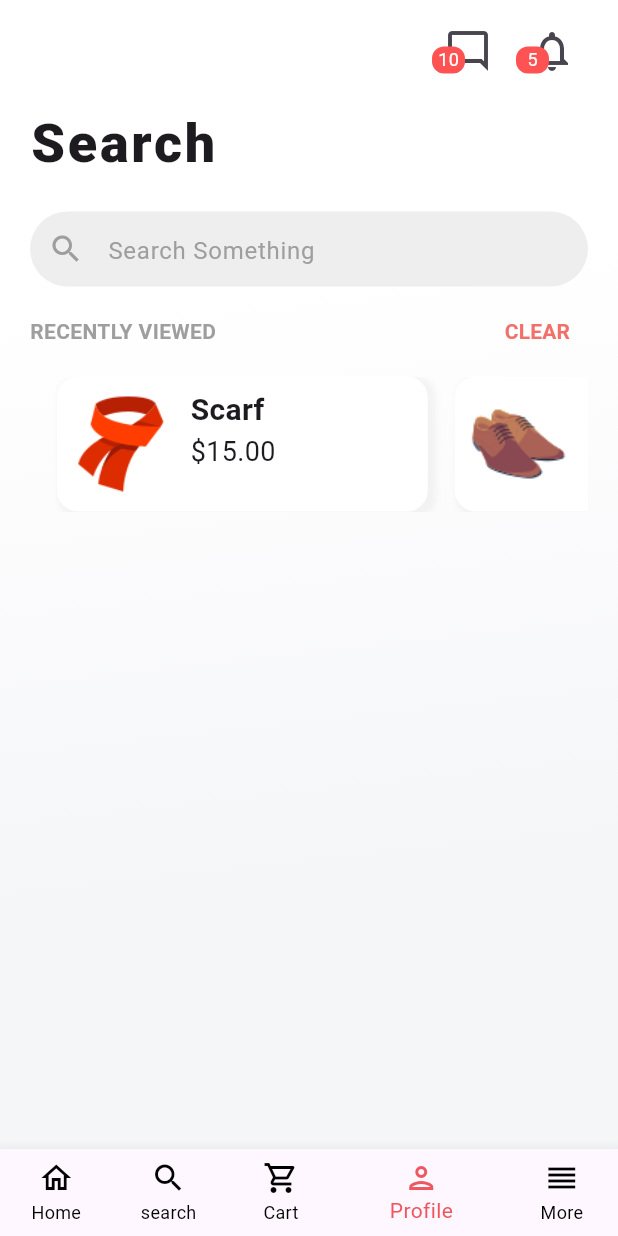
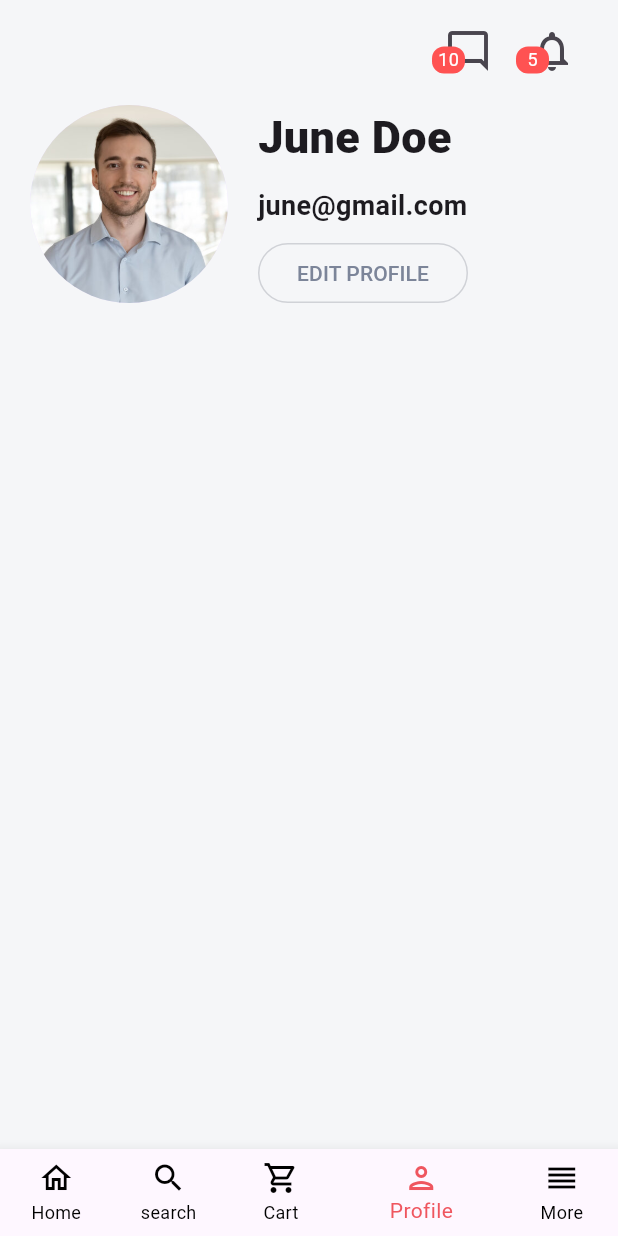
Before and after one commit to youssefhedefa/e_commerce, a Flutter app: the screen it shows after launch, item 4 of the bottom bar chosen, on a phone screen of 412 x 824 dp. Run offline on Flutter 3.47's test engine with Material 2 defaults, Android fonts, the phone set to English and light mode, and no system bars; our stand-ins replace bloc, dartz, firebase_auth, firebase_core, flutter_bloc, modal_progress_hud_nsn and 1 more; accounts and stored records are empty.

Commit message:
create profile label

```diff
--- a/lib/core/utils/my_assets.dart
+++ b/lib/core/utils/my_assets.dart
@@ -13,6 +13,7 @@ class MyAssets{
   static String scarf = 'assets/images/scarf.png';
   static String backpack = 'assets/images/backpack.png';
   static String shoes = 'assets/images/shoes.png';
+  static String profileImage = 'assets/images/profile_image.jpg';
 
 
 
--- a/lib/features/home/presentation/manager/home_cubit.dart
+++ b/lib/features/home/presentation/manager/home_cubit.dart
@@ -2,6 +2,7 @@ import 'package:bloc/bloc.dart';
 import 'package:e_commerce/features/cart/presentation/views/cart_view.dart';
 import 'package:e_commerce/features/home/presentation/manager/home_states.dart';
 import 'package:e_commerce/features/home/presentation/views/widgets/home_body.dart';
+import 'package:e_commerce/features/profile/presentation/views/profile_view.dart';
 import 'package:e_commerce/features/search/presentation/views/search_view.dart';
 import 'package:flutter/material.dart';
 
@@ -28,7 +29,7 @@ class HomeCubit extends Cubit<HomeStates> {
     const HomeBody(),
     const SearchView(),
     const CartView(),
-    const SearchView(),
+    const ProfileView(),
     const HomeBody(),
   ];
 
--- /dev/null
+++ b/lib/features/profile/presentation/views/profile_view.dart
@@ -0,0 +1,31 @@
+import 'package:e_commerce/features/home/presentation/views/widgets/custom_app_bar.dart';
+import 'package:flutter/material.dart';
+
+import 'widgets/custom_profile_label.dart';
+
+class ProfileView extends StatelessWidget {
+  const ProfileView({Key? key}) : super(key: key);
+
+  @override
+  Widget build(BuildContext context) {
+    return SafeArea(
+      child: Stack(
+        fit: StackFit.expand,
+        children: [
+          Container(
+            color: const Color.fromRGBO(245, 246, 248, 1),
+          ),
+          const Padding(
+            padding: EdgeInsets.only(left: 20.0, right: 20, top: 10),
+            child: Column(
+              children: [
+                CustomAppBar(),
+                CustomProfileLabel(),
+              ],
+            ),
+          ),
+        ],
+      ),
+    );
+  }
+}
--- /dev/null
+++ b/lib/features/profile/presentation/views/widgets/custom_profile_label.dart
@@ -0,0 +1,62 @@
+import 'package:e_commerce/core/utils/my_assets.dart';
+import 'package:flutter/material.dart';
+
+class CustomProfileLabel extends StatelessWidget {
+  const CustomProfileLabel({Key? key}) : super(key: key);
+
+  @override
+  Widget build(BuildContext context) {
+    return Row(
+      children: [
+        CircleAvatar(
+          radius: 66,
+          backgroundImage: AssetImage(
+            MyAssets.profileImage,
+          ),
+        ),
+        const SizedBox(
+          width: 20,
+        ),
+        SizedBox(
+          height: 132,
+          child: Column(
+            crossAxisAlignment: CrossAxisAlignment.start,
+            children: [
+              const Text(
+                'June Doe',
+                style: TextStyle(
+                  fontWeight: FontWeight.w900,
+                  fontSize: 30,
+                ),
+              ),
+              const Spacer(),
+              const Text(
+                'june@gmail.com',
+                style: TextStyle(
+                    fontSize: 18, fontWeight: FontWeight.w600),
+              ),
+              const Spacer(),
+              Container(
+                width: 140,
+                height: 40,
+                decoration: BoxDecoration(
+                    borderRadius: BorderRadius.circular(24),
+                    border: Border.all(color: const Color.fromRGBO(208, 210, 215, 1))
+                ),
+                child: TextButton(
+                  onPressed: () {},
+                  child: const Text(
+                    'EDIT PROFILE',
+                    style: TextStyle(
+                      color: Color.fromRGBO(124, 133, 153, 1),
+                    ),
+                  ),
+                ),
+              ),
+            ],
+          ),
+        ),
+      ],
+    );
+  }
+}
```
Also changed, not shown: assets/images/profile_image.jpg (added).
